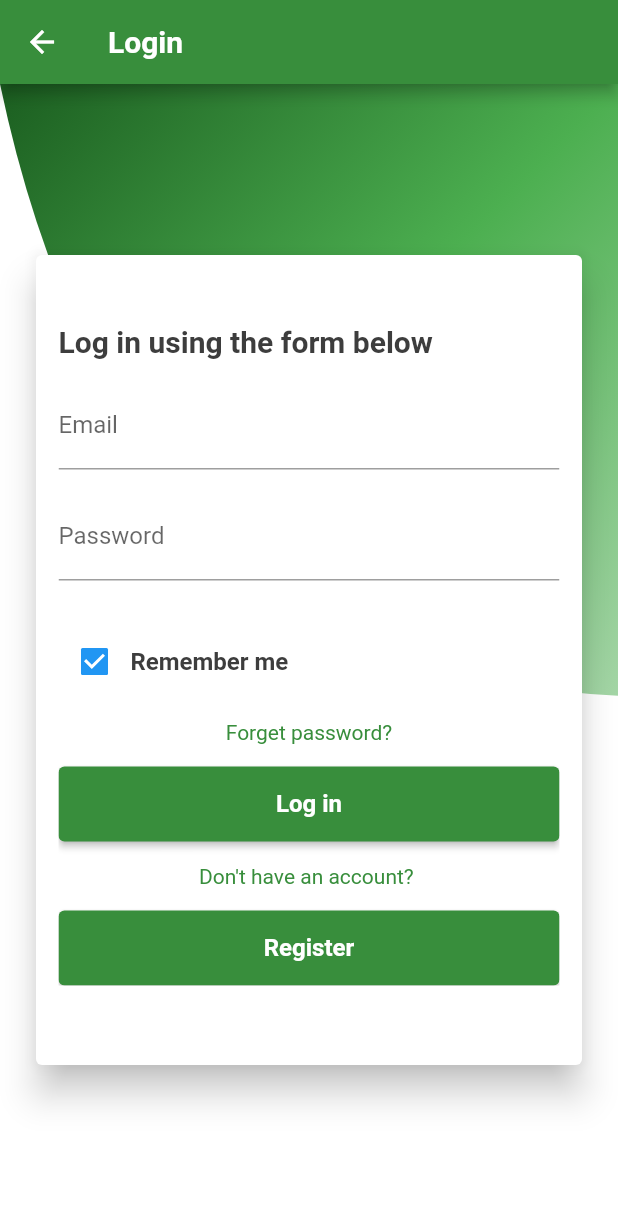
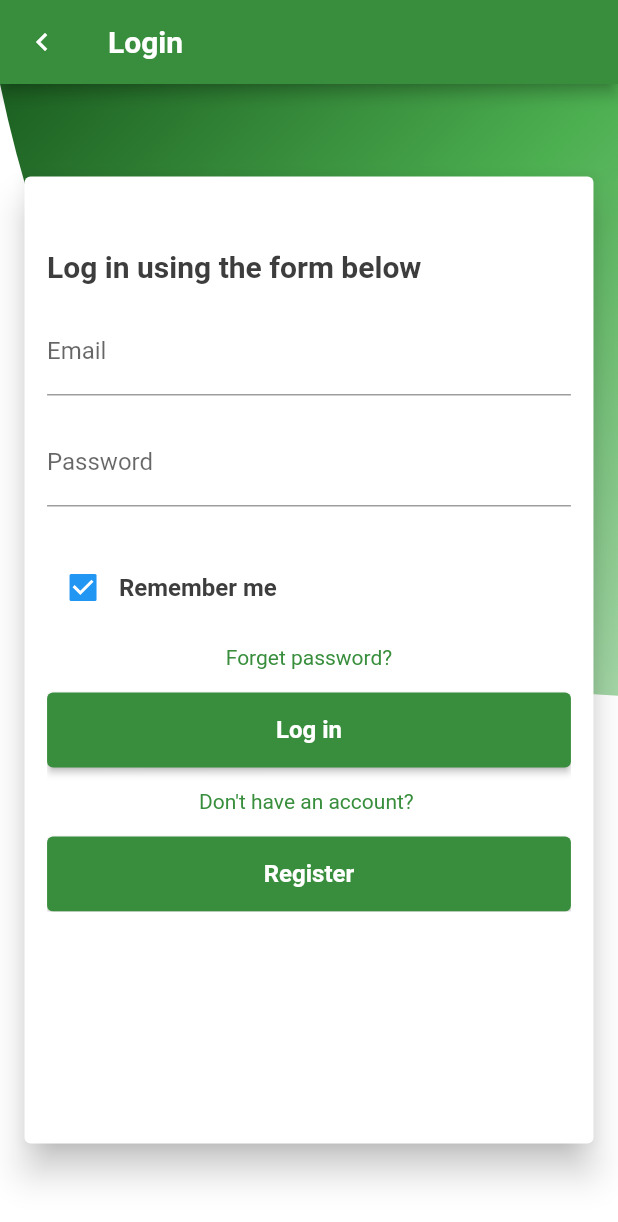
Before and after one commit to OwenKe11y/APPLIED-PROJECT-AND-MINOR-DISSERTATION-PROJECT, a Flutter app: the LoginPage screen opened directly, after a tap on "Log in", on a phone screen of 412 x 824 dp. Shown: the top 1222 px of the screen. Run offline on Flutter 3.47's test engine with Material 2 defaults, Android fonts, the light colour scheme and no system bars; our stand-ins replace font_awesome_flutter, get, google_fonts, google_maps_flutter, google_sign_in, location; missing offline and left inert: flutter_stripe, google_sign_in_web; network calls fail; statements that could not run were skipped.

Commit message:
Added QoL navigation by utilising android back button, saved app state when minimizing application

```diff
--- a/even_ticket/lib/controllers/navigation_controller.dart
+++ b/even_ticket/lib/controllers/navigation_controller.dart
@@ -11,6 +11,11 @@ class LocalNavController extends GetxController{
   // Allows user to change screens
   Future<dynamic> navigateTo(String routeName){
     return navigationKey.currentState!.pushNamed(routeName);
+  }
+
+  // Allows user to change screens
+  Future<dynamic> navigateToWithData(String routeName, Object data){
+    return navigationKey.currentState!.pushNamed(routeName, arguments: data);
   }
 
   // Allows user to go back
--- a/even_ticket/lib/pages/authentication/login_page.dart
+++ b/even_ticket/lib/pages/authentication/login_page.dart
@@ -1,5 +1,6 @@
 // ignore_for_file: prefer_const_constructors, prefer_const_literals_to_create_immutables, unused_import
 
+import 'package:even_ticket/constants/controllers.dart';
 import 'package:even_ticket/constants/style.dart';
 import 'package:even_ticket/layout.dart';
 import 'package:even_ticket/services/http_methods.dart';
@@ -21,16 +22,18 @@ class LoginPage extends StatelessWidget {
 
   @override
   Widget build(BuildContext context) {
+    final screenWidth = MediaQuery.of(context).size.width;
+    final screenHeight = MediaQuery.of(context).size.height;
     return Scaffold(
         appBar: AppBar(
            backgroundColor: darkgreen,
            title: CustomText(text: "Login", size: 20, color: light, fontWeight: FontWeight.bold, textAlign: TextAlign.center,),
+           leading: IconButton(icon:Icon(Icons.chevron_left),onPressed:() => loginNavController.goBack(),)
         ),
 
         // Avoids pushing content to overload when keyboard shows up
         resizeToAvoidBottomInset: false,
-      body: Center(
-        child: Stack(children: [
+        body: Stack(children: [
           ClipPath(
               clipper: SideClipper(),
               child: Container(
@@ -48,11 +51,10 @@ class LoginPage extends StatelessWidget {
 
           // Handles the size of the LoginCard background
           Padding(
-            padding: EdgeInsets.symmetric(horizontal: 20, vertical: 110),
+            padding: EdgeInsets.symmetric(horizontal: screenWidth * 0.03, vertical: screenHeight * 0.07),
             child: LoginCard(),
           )
         ]),
-      ),
       );
   }
 }
--- a/even_ticket/lib/services/http_methods.dart
+++ b/even_ticket/lib/services/http_methods.dart
@@ -14,7 +14,7 @@ import '../layout.dart';
 // Create User
 Future<String> loginUser(String email, String password) async {
   final response = await http.post(
-    Uri.parse('http://192.168.1.11:3000/api/users/login'),
+    Uri.parse('http://192.168.0.129:3000/api/users/login'),
     headers: <String, String>{
       'Content-Type': 'application/json; charset=UTF-8',
       "Access-Control-Allow-Origin": "*", // Required for CORS support to work
@@ -43,7 +43,7 @@ Future<String> loginUser(String email, String password) async {
 // Create User
 Future<User> createUser(String name, String email, String password) async {
   final response = await http.post(
-    Uri.parse('http://192.168.1.11:3000/api/users'),
+    Uri.parse('http://192.168.0.129:3000/api/users'),
     headers: <String, String>{
       'Content-Type': 'application/json; charset=UTF-8',
       "Access-Control-Allow-Origin": "*", // Required for CORS support to work
@@ -72,7 +72,7 @@ Future<User> createUser(String name, String email, String password) async {
 // Get all events and send back each event
 Future<void> getEvents() async {
   final response = await http.get(
-      Uri.parse('http://192.168.1.11:3000/api/events'),
+      Uri.parse('http://192.168.0.129:3000/api/events'),
       headers: <String, String>{
         'Content-Type': 'application/json; charset=UTF-8',
         "Access-Control-Allow-Origin": "*", // Required for CORS support to work
--- a/even_ticket/lib/widgets/auth_widgets/login_card.dart
+++ b/even_ticket/lib/widgets/auth_widgets/login_card.dart
@@ -24,6 +24,8 @@ class LoginCard extends StatelessWidget {
 
   @override
   Widget build(BuildContext context) {
+    final screenWidth = MediaQuery.of(context).size.width;
+    final screenHeight = MediaQuery.of(context).size.height;
     return Card(
       elevation: 10,
       color: light,
@@ -37,7 +39,7 @@ class LoginCard extends StatelessWidget {
                 children: [
                   // Divider
                   SizedBox(
-                    height: 30,
+                    height: screenHeight * 0.04,
                   ),
 
                   // Subtitle of Container
--- a/even_ticket/lib/widgets/auth_widgets/register_card.dart
+++ b/even_ticket/lib/widgets/auth_widgets/register_card.dart
@@ -27,9 +27,7 @@ class RegisterCard extends StatelessWidget {
       elevation: 10,
       color: light,
       child: Padding(
-        padding: EdgeInsets.symmetric(
-          horizontal: 15,
-        ),
+       padding: EdgeInsets.symmetric(horizontal: 15, vertical: 16),
         child: Column(
           children: [
             ClipRRect(
```
Also changed, not shown: even_ticket/lib/constants/style.dart (+29 -0 lines), even_ticket/lib/layout.dart (+39 -7 lines), even_ticket/lib/main.dart (+19 -2 lines), even_ticket/lib/pages/authentication/register_page.dart (+6 -1 lines), even_ticket/lib/pages/home/event_details.dart (+7 -1 lines), even_ticket/lib/pages/home/home.dart (+4 -10 lines), even_ticket/lib/routing/router.dart (+11 -0 lines), even_ticket/lib/widgets/home_widgets/event_widget.dart (+15 -1 lines), even_ticket/lib/constants/controllers.dart (line endings or trailing spaces), even_ticket/lib/utils/application_navigator.dart (line endings or trailing spaces), 1 other file. Lines whose indentation alone changed are shown as unchanged.
